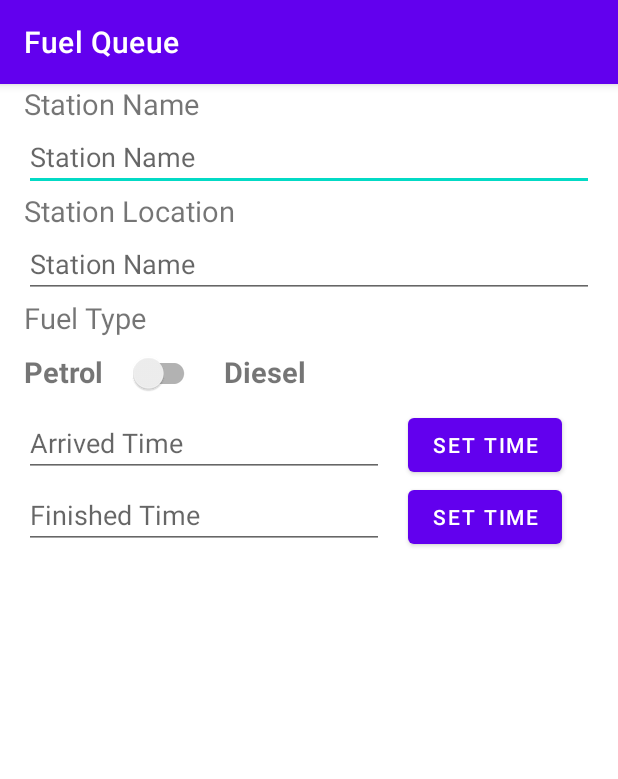
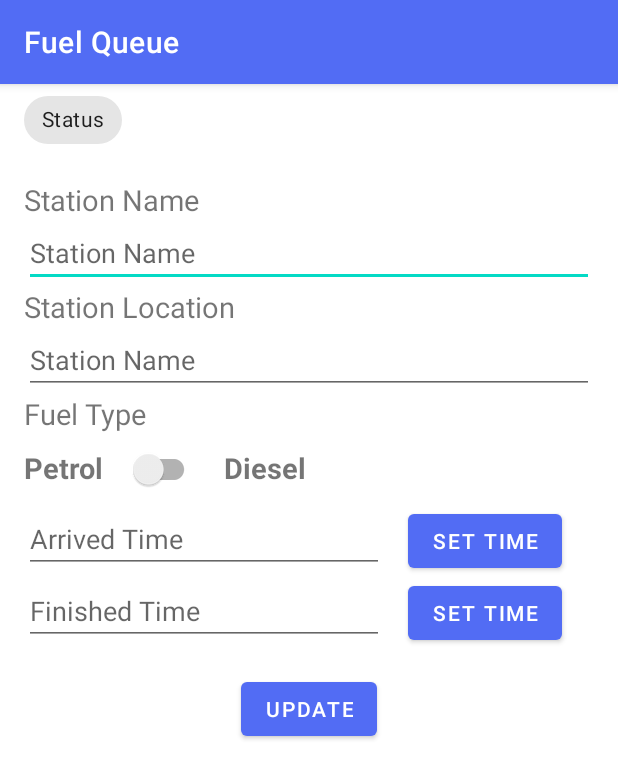
Before and after one commit to viduraperera/EAD, an Android app: the screen it shows after launch (OwnerActivity), on a phone screen of 412 x 824 dp. Shown: the top 779 px of the screen. Run offline under Robolectric (Android 15) with nearby library versions, the phone set to English and light mode, and no system bars; our stand-ins replace Volley; network calls fail.

Commit message:
update owner added

```diff
--- a/Mobile/app/build.gradle
+++ b/Mobile/app/build.gradle
@@ -36,4 +36,5 @@ dependencies {
     androidTestImplementation 'androidx.test.ext:junit:1.1.3'
     androidTestImplementation 'androidx.test.espresso:espresso-core:3.4.0'
     implementation 'com.android.volley:volley:1.2.1'
+    implementation 'com.google.code.gson:gson:2.8.5'
 }
--- a/Mobile/app/src/main/res/layout/activity_owner.xml
+++ b/Mobile/app/src/main/res/layout/activity_owner.xml
@@ -1,9 +1,17 @@
 <RelativeLayout android:layout_width="match_parent"
     android:layout_height="match_parent"
     xmlns:android="http://schemas.android.com/apk/res/android">
+    <com.google.android.material.chip.Chip
+        android:id="@+id/status"
+        android:layout_marginBottom="16dp"
+        android:layout_width="wrap_content"
+        android:layout_height="wrap_content"
+        android:layout_marginHorizontal="16dp"
+        android:text="Status"/>
     <TextView
         android:text="Station Name"
         android:textSize="19dp"
+        android:layout_below="@+id/status"
         android:id="@+id/station_name"
         android:layout_marginHorizontal="16dp"
         android:layout_width="wrap_content"
@@ -100,6 +108,15 @@
         <Button
             android:layout_width="wrap_content"
             android:layout_height="wrap_content"
+            android:id="@+id/finish_button"
             android:text="Set Time"/>
     </LinearLayout>
+    <Button
+        android:layout_below="@id/finish_time_layout"
+        android:id="@+id/update_button"
+        android:text="Update"
+        android:layout_marginTop="16dp"
+        android:layout_centerHorizontal="true"
+        android:layout_width="wrap_content"
+        android:layout_height="wrap_content"/>
 </RelativeLayout>
--- a/Mobile/app/src/main/res/values/colors.xml
+++ b/Mobile/app/src/main/res/values/colors.xml
@@ -1,10 +1,12 @@
 <?xml version="1.0" encoding="utf-8"?>
 <resources>
     <color name="purple_200">#FFBB86FC</color>
-    <color name="purple_500">#FF6200EE</color>
-    <color name="purple_700">#FF3700B3</color>
+    <color name="purple_500">#526CF4</color>
+    <color name="purple_700">#526CF4</color>
     <color name="teal_200">#FF03DAC5</color>
     <color name="teal_700">#FF018786</color>
     <color name="black">#FF000000</color>
     <color name="white">#FFFFFFFF</color>
+    <color name="green">#32CD32</color>
+    <color name="red">#FF0000</color>
 </resources>
```
Also changed, not shown: Mobile/app/src/main/java/com/example/fuelqueue/OwnerActivity.java (+119 -14 lines).
